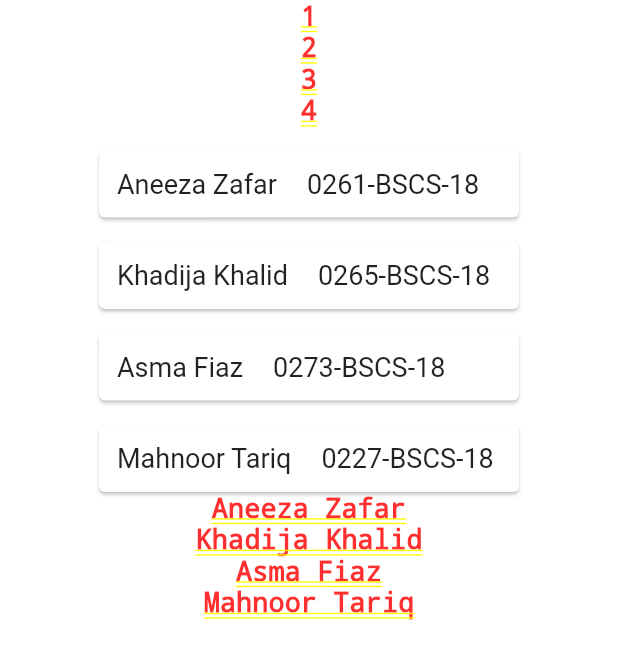
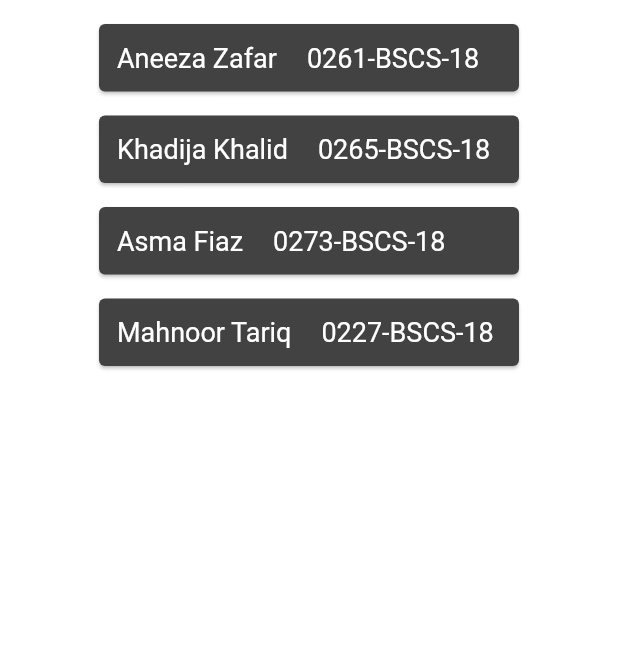
Before and after one commit to AneezaZafar19/flutter_practices, a Flutter app: the screen it shows after launch, on a phone screen of 412 x 824 dp. Shown: the top 659 px of the screen. Run offline on Flutter 3.47's test engine with Material 2 defaults, Android fonts, the phone set to English and light mode, and no system bars.

Commit message:
extracting widgets
in this i extract widget that i make earlier for the card template and in this i get list through map and after extracting i make another class and put this stateleess widget in that class so i can use it any other class where i need it

```diff
--- a/lib/main.dart
+++ b/lib/main.dart
@@ -2,22 +2,29 @@ import 'package:flutter/material.dart';
 import 'package:flutter_practices/practice/custom_class.dart';
 import 'package:flutter_practices/practice/identity_card.dart';
 import 'practice/identity_card.dart';
+import 'package:flutter_practices/practice/card_temp.dart';
 
 void main() {
   runApp(
     MaterialApp(
+      debugShowCheckedModeBanner: false,
+      theme:ThemeData(
+        brightness: Brightness.dark,
+        backgroundColor: Colors.amber,
+        splashColor: Colors.yellow,
+
+        ),
       home: mapList(),
+
     ),
   );
 }
-
 //#############################################################################################################
 //to print list through map
 class mapList extends StatefulWidget {
   @override
   _mapListState createState() => _mapListState();
 }
-
 class _mapListState extends State<mapList> {
   List<S_data> data = [
     S_data(name: 'Aneeza Zafar', rollnum: '0261-BSCS-18'),
@@ -26,70 +33,46 @@ class _mapListState extends State<mapList> {
     S_data(name: 'Mahnoor Tariq', rollnum: '0227-BSCS-18'),
   ];
   List<String> num = ['1', '2', '3', '4'];
+  //###############################
+  //extracting widget
   Widget cdata(e) {
-    return Container(
-      padding: EdgeInsets.symmetric(horizontal: 50),
-      child: Card(
-        margin: EdgeInsets.fromLTRB(16, 16, 16, 0),
-        child: Padding(
-          padding: EdgeInsets.all(12),
-          child: Row(
-            children: [
-              Text(
-                e.name,
-                style: TextStyle(
-                  fontSize: 18,
-                ),
-              ),
-              SizedBox(
-                width: 20,
-              ),
-              Text(
-                e.rollnum,
-                style: TextStyle(
-                  fontSize: 18,
-                ),
-              ),
-            ],
-          ),
-        ),
-      ),
-    );
+    return cardTemplate(e:e);  // extracting widget(it removes all the code that i write in this widget)
   }
-
   @override
   Widget build(BuildContext context) {
     return Container(
       child: Column(
         children: [
-          Column(
-            children: num.map((e) {
-              return Text(
-                e,
-                style: TextStyle(
-                  fontSize: 18,
-                ),
-              );
-            }).toList(),
-          ),
+          // Column(
+          //   children: num.map((e) {
+          //     return Text(
+          //       e, // this e is containing the item that has to be print
+          //       style: TextStyle(
+          //         fontSize: 18,
+          //       ),
+          //     );
+          //   }).toList(),
+          // ),
           Column(
             children: data.map((e) => cdata(e)).toList(),
           ),
-          Column(
-            children: data.map((e) {
-              return Text(
-                e.name,
-                style: TextStyle(
-                  fontSize: 18,
-                ),
-              );
-            }).toList(),
-          ),
+          // Column(
+          //   children: data.map((e) {
+          //     return Text(
+          //       e.name,
+          //       style: TextStyle(
+          //         fontSize: 18,
+          //       ),
+          //     );
+          //   }).toList(),
+          // ),
         ],
       ),
     );
   }
 }
+
+
 //##################################################################################################################
 //to call and perform actions on custom class
 // class dataList extends StatefulWidget {
--- /dev/null
+++ b/lib/practice/card_temp.dart
@@ -0,0 +1,43 @@
+import 'package:flutter/material.dart';
+import 'package:flutter_practices/practice/custom_class.dart';
+
+class cardTemplate extends StatelessWidget {
+  //after extracting widgets this stateless widget is made and all the code from that method
+  // is written in this build widget that is built_in method
+  final S_data e; // b/c we don't allowed to chnge data in stless widget overtime so we should declare variables
+//final other wise there is error
+  cardTemplate({
+    this.e
+  });
+  @override
+  Widget build(BuildContext context) {
+    return Container(
+      padding: EdgeInsets.symmetric(horizontal: 50),
+      child: Card(
+        margin: EdgeInsets.fromLTRB(16, 16, 16, 0),
+        child: Padding(
+          padding: EdgeInsets.all(12),
+          child: Row(
+            children: [
+              Text(
+                e.name,
+                style: TextStyle(
+                  fontSize: 18,
+                ),
+              ),
+              SizedBox(
+                width: 20,
+              ),
+              Text(
+                e.rollnum,
+                style: TextStyle(
+                  fontSize: 18,
+                ),
+              ),
+            ],
+          ),
+        ),
+      ),
+    );
+  }
+}
```
